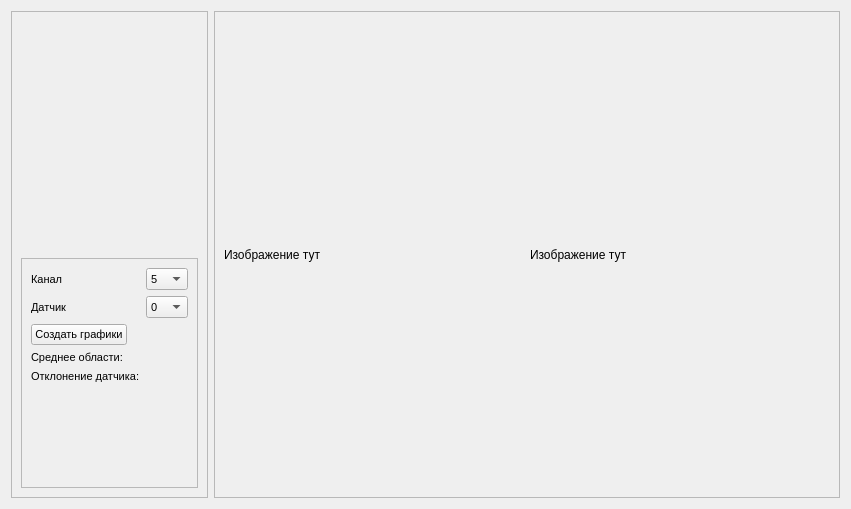
Before: the Qt Designer form UI/area_viewer.ui in Limuranius/FY3D-image-analyzer, drawn with Qt 5.
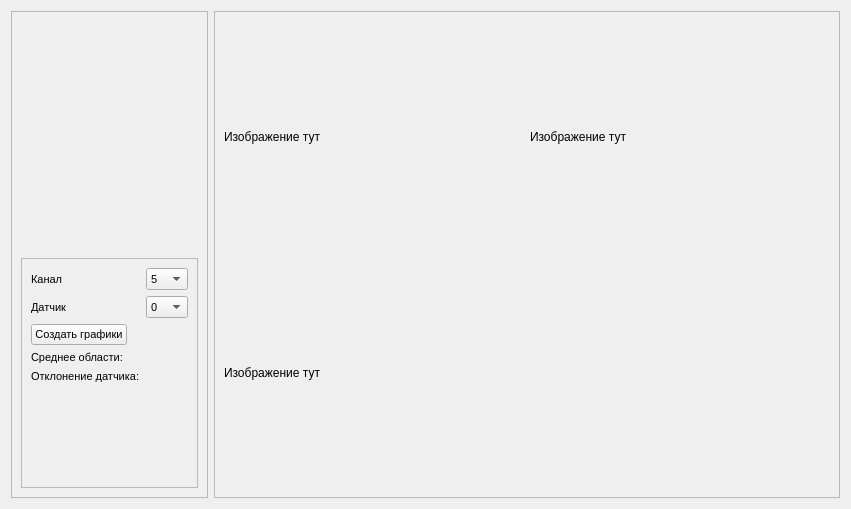
After: the same form once the commit is applied. Custom widgets are drawn as their Qt base class.

Commit message: Вывод нормализованного спектра

Patch:
```diff
--- a/UI/area_viewer.ui
+++ b/UI/area_viewer.ui
@@ -257,16 +257,23 @@
      <property name="frameShadow">
       <enum>QFrame::Raised</enum>
      </property>
-     <layout class="QHBoxLayout" name="horizontalLayout_2">
-      <item>
-       <widget class="QLabel" name="label_col_avg">
+     <layout class="QGridLayout" name="gridLayout">
+      <item row="0" column="0">
+       <widget class="ImageLabel" name="label_col_avg">
         <property name="text">
          <string>Изображение тут</string>
         </property>
        </widget>
       </item>
-      <item>
-       <widget class="QLabel" name="label_sensor_deviation">
+      <item row="0" column="1">
+       <widget class="ImageLabel" name="label_sensor_deviation">
+        <property name="text">
+         <string>Изображение тут</string>
+        </property>
+       </widget>
+      </item>
+      <item row="1" column="0">
+       <widget class="ImageLabel" name="label_spectre">
         <property name="text">
          <string>Изображение тут</string>
         </property>
@@ -277,6 +284,13 @@
    </item>
   </layout>
  </widget>
+ <customwidgets>
+  <customwidget>
+   <class>ImageLabel</class>
+   <extends>QLabel</extends>
+   <header>ImageLabel.h</header>
+  </customwidget>
+ </customwidgets>
  <resources/>
  <connections/>
 </ui>
```
The commit also changes 2 other files.
